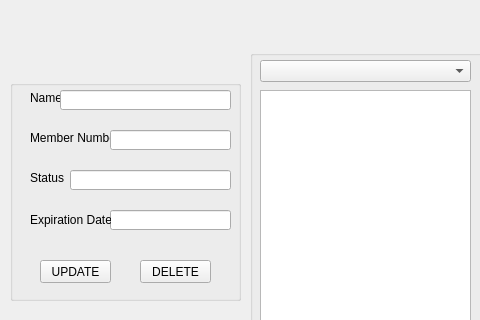
tdragon00/CS1C_Project_2, file Project2/admin_member_database.ui: the form before one commit; both pictures show x 0 to 480 and y 90 to 410 of the 956 by 555 pixel window.
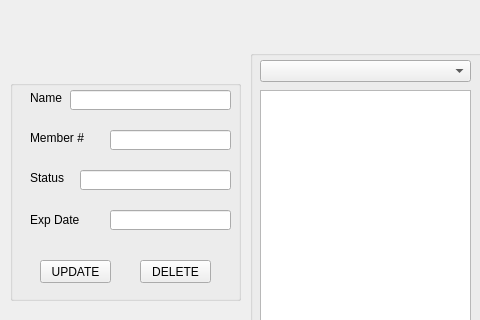
The form after the commit.

```diff
--- a/Project2/admin_member_database.ui
+++ b/Project2/admin_member_database.ui
@@ -61,7 +61,7 @@
      </rect>
     </property>
     <property name="text">
-     <string>Member Number</string>
+     <string>Member #</string>
     </property>
    </widget>
    <widget class="QLineEdit" name="memberNumEdit">
@@ -95,7 +95,7 @@
      <rect>
       <x>20</x>
       <y>10</y>
-      <width>31</width>
+      <width>41</width>
       <height>16</height>
      </rect>
     </property>
@@ -106,9 +106,9 @@
    <widget class="QLineEdit" name="nameEdit">
     <property name="geometry">
      <rect>
-      <x>50</x>
+      <x>60</x>
       <y>10</y>
-      <width>171</width>
+      <width>161</width>
       <height>20</height>
      </rect>
     </property>
@@ -123,7 +123,7 @@
      </rect>
     </property>
     <property name="text">
-     <string>Expiration Date</string>
+     <string>Exp Date</string>
     </property>
    </widget>
    <widget class="QPushButton" name="updateButton">
@@ -142,9 +142,9 @@
    <widget class="QLineEdit" name="statusEdit">
     <property name="geometry">
      <rect>
-      <x>60</x>
+      <x>70</x>
       <y>90</y>
-      <width>161</width>
+      <width>151</width>
       <height>20</height>
      </rect>
     </property>
```
